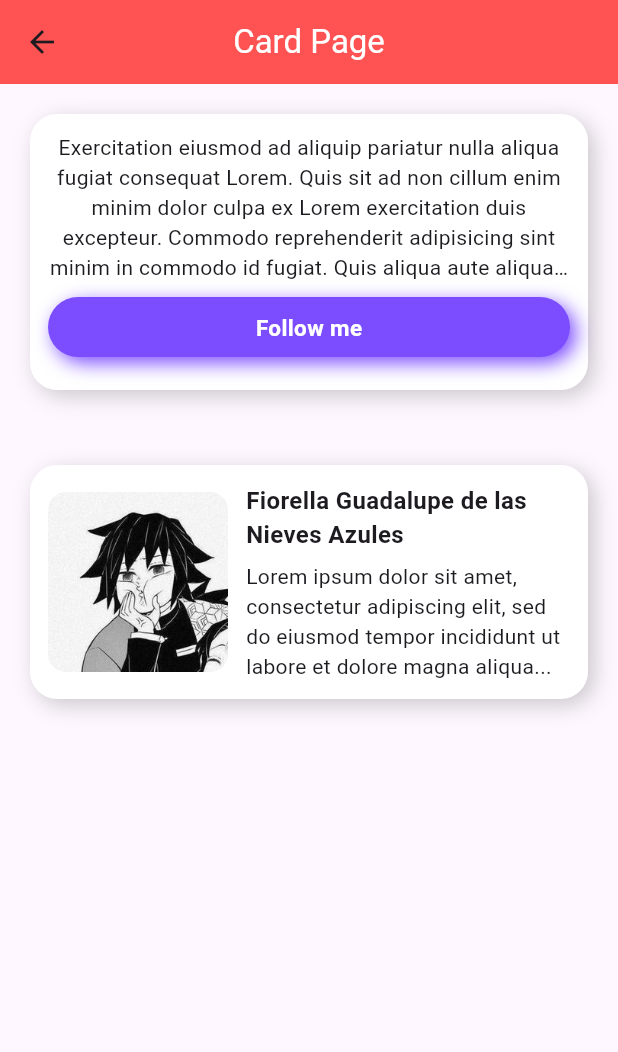
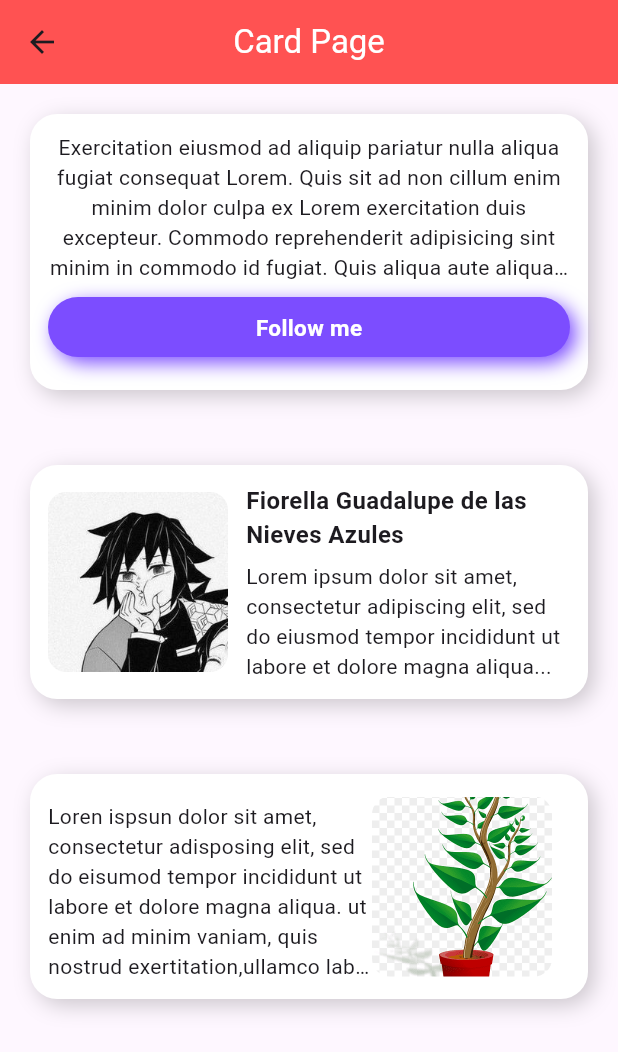
Before and after one commit to 202101215K/components, a Flutter app: the CardsPage screen opened directly, on a phone screen of 412 x 824 dp. Shown: the top 1052 px of the screen. Run offline on Flutter 3.47's test engine with Material 3 defaults, Android fonts, the phone set to English and light mode, and no system bars; our stand-ins replace google_fonts.

Commit message:
cards_Completo

```diff
--- a/lib/pages/cards.dart
+++ b/lib/pages/cards.dart
@@ -69,6 +69,9 @@ class CardsPage extends StatelessWidget {
                 ],
               ),
             ),
+
+
+             //SEGUNDO COTAINER
             const SizedBox(
               height: 10.0,
             ),
@@ -129,6 +132,66 @@ class CardsPage extends StatelessWidget {
               ),
             ),
 
+
+
+
+
+            //TERCER COTAINER
+            const SizedBox(
+              height: 10.0,
+            ),
+            Container(
+              margin: const EdgeInsets.all(20.0),
+              padding: const EdgeInsets.all(12.0),
+              decoration: BoxDecoration(
+                color: Colors.white,
+                borderRadius: BorderRadius.circular(18.0),
+                boxShadow: [
+                  BoxShadow(
+
+                    // ignore: deprecated_member_use
+                    color: Colors.black.withOpacity(0.2),
+                    offset: const Offset(4, 4),
+                    blurRadius: 12.0,
+                  ),
+                ],
+              ),
+              child: Row(
+                children: [
+
+
+
+                 const Expanded(
+                    child: Column(
+                      crossAxisAlignment: CrossAxisAlignment.start,
+                      children:  [
+                        SizedBox(height: 6.0),
+                        Text(
+                          "Loren ispsun dolor sit amet, consectetur adisposing elit, sed do eisumod tempor incididunt ut labore et dolore magna aliqua. ut enim ad minim vaniam, quis nostrud exertitation,ullamco laboris nisi ut aliquip ex ea ........",
+                          maxLines: 6,
+                          overflow: TextOverflow.ellipsis,
+                          style: TextStyle(fontSize: 14.0),
+                        ),
+                      ],
+                    ),
+                  ),
+
+                  //imagen
+                  Container(
+                    height: 120.0,
+                    width: 120.0,
+                    decoration: const BoxDecoration(
+                      image: DecorationImage(
+                        image: AssetImage("assets/images/plant.png"),
+                        fit: BoxFit.cover,
+                      ),
+                      borderRadius: BorderRadius.all(Radius.circular(12.0)),
+                    ),
+                  ),
+                  const SizedBox(width: 12.0),
+                ],
+              ),
+            ),
           ],
         ),
       ),
```
Also changed, not shown: assets/images/plant.png (added).
